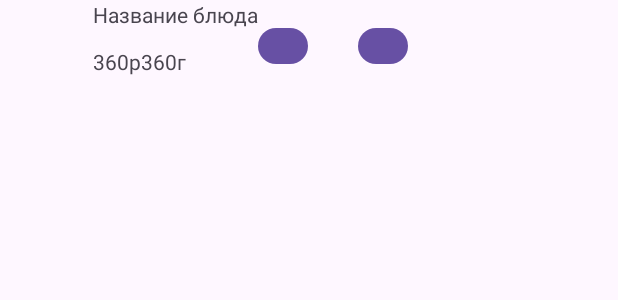
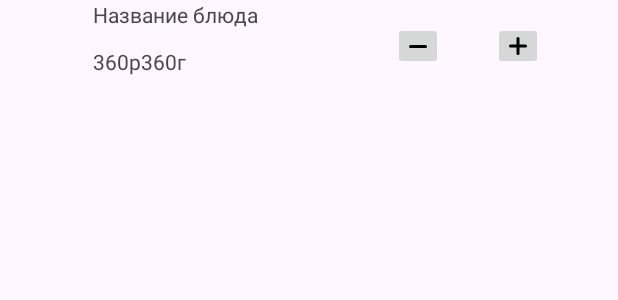
Before and after one commit to Mason10q/FoodShop, an Android app: the layout item_basket.xml on its own in the app's theme, with its tools: preview values and no code run, on a phone screen of 412 x 824 dp. Shown: the top 300 px of the screen. Run offline under Robolectric (Android 15) with nearby library versions, the phone set to English and light mode, and no system bars.

Commit message:
Добавлена возможность изменять количество товаров в корзине

```diff
--- a/core-db/src/main/java/com/example/core_db/BasketRepo.kt
+++ b/core-db/src/main/java/com/example/core_db/BasketRepo.kt
@@ -13,12 +13,12 @@ class BasketRepo(private val dao: BasketDao) {
         .subscribeOn(Schedulers.io())
         .observeOn(AndroidSchedulers.mainThread())
 
-    fun increaseAmountOfDish() = dao.increaseAmount()
+    fun increaseAmountOfDish(id: Int) = dao.increaseAmount(id)
         .subscribeOn(Schedulers.io())
         .observeOn(AndroidSchedulers.mainThread())
 
 
-    fun decreaseAmountOfDish() = dao.decreaseAmount()
+    fun decreaseAmountOfDish(id: Int) = dao.decreaseAmount(id)
         .subscribeOn(Schedulers.io())
         .observeOn(AndroidSchedulers.mainThread())
 
--- a/feature-basket/src/main/java/com/example/feature_basket/Dish.kt
+++ b/feature-basket/src/main/java/com/example/feature_basket/Dish.kt
@@ -3,10 +3,12 @@ package com.example.feature_basket
 import java.io.Serializable
 
 data class Dish(
+    val id: Int,
     val name: String,
     val price: Int,
     val weight: Int,
     val description: String,
     val imageUrl: String,
-    val tegs: List<String>
+    val tegs: List<String>,
+    var amount: Int
 ): Serializable
--- a/feature-basket/src/main/java/com/example/feature_basket/DishMapper.kt
+++ b/feature-basket/src/main/java/com/example/feature_basket/DishMapper.kt
@@ -6,7 +6,7 @@ object DishMapper {
 
     private fun mapFromTableToEntity(dishTable: DishTable): Dish {
         with(dishTable) {
-            return Dish(name, price, weight, description, imageUrl, tegs)
+            return Dish(id, name, price, weight, description, imageUrl, tegs, amount)
         }
     }
 
--- /dev/null
+++ b/feature-basket/src/main/res/drawable/ic_minus.xml
@@ -0,0 +1,12 @@
+<vector xmlns:android="http://schemas.android.com/apk/res/android"
+    android:width="12dp"
+    android:height="2dp"
+    android:viewportWidth="12"
+    android:viewportHeight="2">
+  <path
+      android:pathData="M1,1H11"
+      android:strokeWidth="2"
+      android:fillColor="#00000000"
+      android:strokeColor="#000000"
+      android:strokeLineCap="round"/>
+</vector>
--- /dev/null
+++ b/feature-basket/src/main/res/drawable/ic_plus.xml
@@ -0,0 +1,18 @@
+<vector xmlns:android="http://schemas.android.com/apk/res/android"
+    android:width="24dp"
+    android:height="24dp"
+    android:viewportWidth="24"
+    android:viewportHeight="24">
+  <path
+      android:pathData="M7,12H17"
+      android:strokeWidth="2"
+      android:fillColor="#00000000"
+      android:strokeColor="#000000"
+      android:strokeLineCap="round"/>
+  <path
+      android:pathData="M12,17L12,7"
+      android:strokeWidth="2"
+      android:fillColor="#00000000"
+      android:strokeColor="#000000"
+      android:strokeLineCap="round"/>
+</vector>
--- a/feature-basket/src/main/res/layout/item_basket.xml
+++ b/feature-basket/src/main/res/layout/item_basket.xml
@@ -45,23 +45,29 @@
     <LinearLayout
         android:layout_width="100dp"
         android:layout_height="32dp"
-        android:layout_gravity="center">
+        android:layout_gravity="center"
+        android:layout_marginLeft="90dp">
 
-        <Button
+        <ImageButton
+            android:id="@+id/decrease_btn"
             android:layout_width="0dp"
             android:layout_height="match_parent"
-            android:layout_weight="1"/>
+            android:layout_weight="1"
+            android:src="@drawable/ic_minus"/>
 
         <TextView
+            android:id="@+id/amount_counter"
             android:layout_width="0dp"
             android:layout_height="match_parent"
-            android:layout_weight="1"/>
+            android:layout_weight="1" />
 
 
-        <Button
+        <ImageButton
+            android:id="@+id/increase_btn"
             android:layout_width="0dp"
             android:layout_height="match_parent"
-            android:layout_weight="1"/>
+            android:layout_weight="1"
+            android:src="@drawable/ic_plus"/>
 
 
     </LinearLayout>
--- a/feature-shop/src/main/java/com/example/feature_shop/category/CategoryAdapter.kt
+++ b/feature-shop/src/main/java/com/example/feature_shop/category/CategoryAdapter.kt
@@ -1,7 +1,7 @@
 package com.example.feature_shop.category
 
 import android.view.View
-import com.example.abstracttesting.adapter.BaseAdapter
+import com.example.core_android.BaseAdapter
 import com.example.feature_shop.databinding.ItemCategoryBinding
 import com.squareup.picasso.Picasso
 import javax.inject.Inject
--- a/feature-shop/src/main/java/com/example/feature_shop/dish/DishMapper.kt
+++ b/feature-shop/src/main/java/com/example/feature_shop/dish/DishMapper.kt
@@ -48,7 +48,8 @@ object DishMapper {
                 weight = weight,
                 description = description,
                 imageUrl = imageUrl,
-                tegs = tegs
+                tegs = tegs,
+                amount = 1
             )
         }
     }
--- a/feature-shop/src/main/java/com/example/feature_shop/dish/DishPagerAdapter.kt
+++ b/feature-shop/src/main/java/com/example/feature_shop/dish/DishPagerAdapter.kt
@@ -2,7 +2,7 @@ package com.example.feature_shop.dish
 
 import android.view.View
 import androidx.recyclerview.widget.GridLayoutManager
-import com.example.abstracttesting.adapter.BaseAdapter
+import com.example.core_android.BaseAdapter
 import com.example.feature_shop.databinding.ItemDishesBinding
 import com.squareup.picasso.Picasso
 import javax.inject.Inject
--- a/feature-shop/src/main/java/com/example/feature_shop/dish/DishesAdapter.kt
+++ b/feature-shop/src/main/java/com/example/feature_shop/dish/DishesAdapter.kt
@@ -1,7 +1,7 @@
 package com.example.feature_shop.dish
 
 import android.view.View
-import com.example.abstracttesting.adapter.BaseAdapter
+import com.example.core_android.BaseAdapter
 import com.example.feature_shop.databinding.ItemDishBinding
 import com.squareup.picasso.Picasso
 import javax.inject.Inject
```
Also changed, not shown: core-android/src/main/java/com/example/core_android/BaseAdapter.kt (+7 -4 lines), core-db/src/main/java/com/example/core_db/BasketDao.kt (+4 -4 lines), feature-basket/src/main/java/com/example/feature_basket/BasketAdapter.kt (+40 -1 lines), feature-basket/src/main/java/com/example/feature_basket/BasketFragment.kt (+10 -4 lines), feature-basket/src/main/java/com/example/feature_basket/BasketViewModel.kt (+24 -1 lines), feature-basket/src/main/java/com/example/feature_basket/DishAmountController.kt (added, +9 -0 lines).
